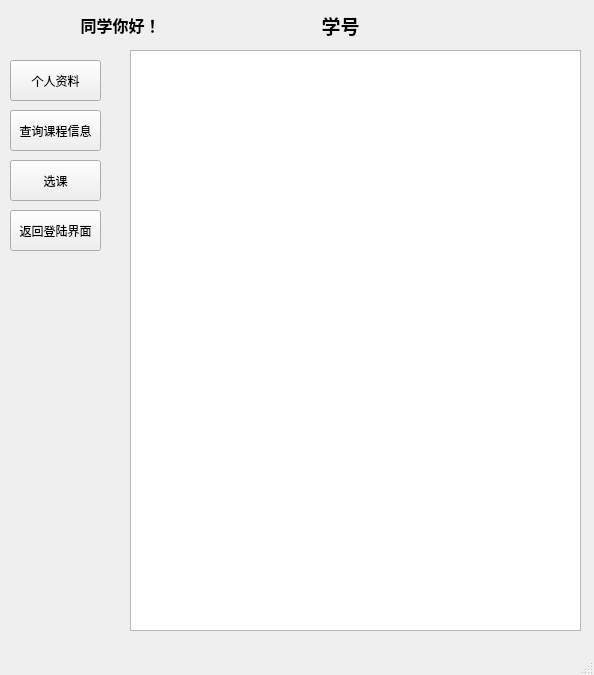
Before: the Qt Designer form ui/studentwindow.ui in Foisca/qt-mysql-coursemanage, drawn with Qt 5.
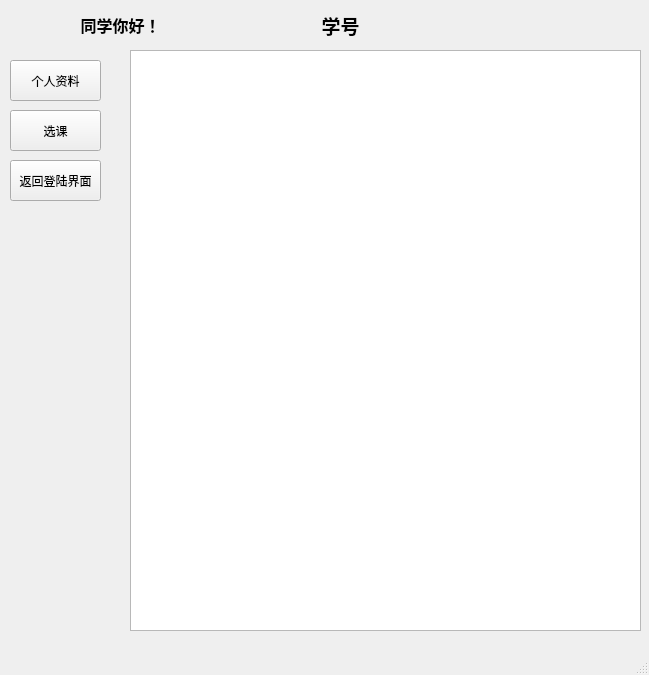
After: the same form once the commit is applied.

Patch:
```diff
--- a/ui/studentwindow.ui
+++ b/ui/studentwindow.ui
@@ -6,7 +6,7 @@
    <rect>
     <x>0</x>
     <y>0</y>
-    <width>594</width>
+    <width>649</width>
     <height>675</height>
    </rect>
   </property>
@@ -19,7 +19,7 @@
      <rect>
       <x>130</x>
       <y>50</y>
-      <width>451</width>
+      <width>511</width>
       <height>581</height>
      </rect>
     </property>
@@ -28,26 +28,13 @@
     <property name="geometry">
      <rect>
       <x>10</x>
-      <y>160</y>
-      <width>91</width>
-      <height>41</height>
-     </rect>
-    </property>
-    <property name="text">
-     <string>选课</string>
-    </property>
-   </widget>
-   <widget class="QPushButton" name="ButtonQuery">
-    <property name="geometry">
-     <rect>
-      <x>10</x>
       <y>110</y>
       <width>91</width>
       <height>41</height>
      </rect>
     </property>
     <property name="text">
-     <string>查询课程信息</string>
+     <string>选课</string>
     </property>
    </widget>
    <widget class="QLabel" name="LabelName">
@@ -80,7 +67,7 @@
     <property name="geometry">
      <rect>
       <x>10</x>
-      <y>210</y>
+      <y>160</y>
       <width>91</width>
       <height>41</height>
      </rect>
```
Left out of the diff: 2 changed lines with no effect on the pictures.
